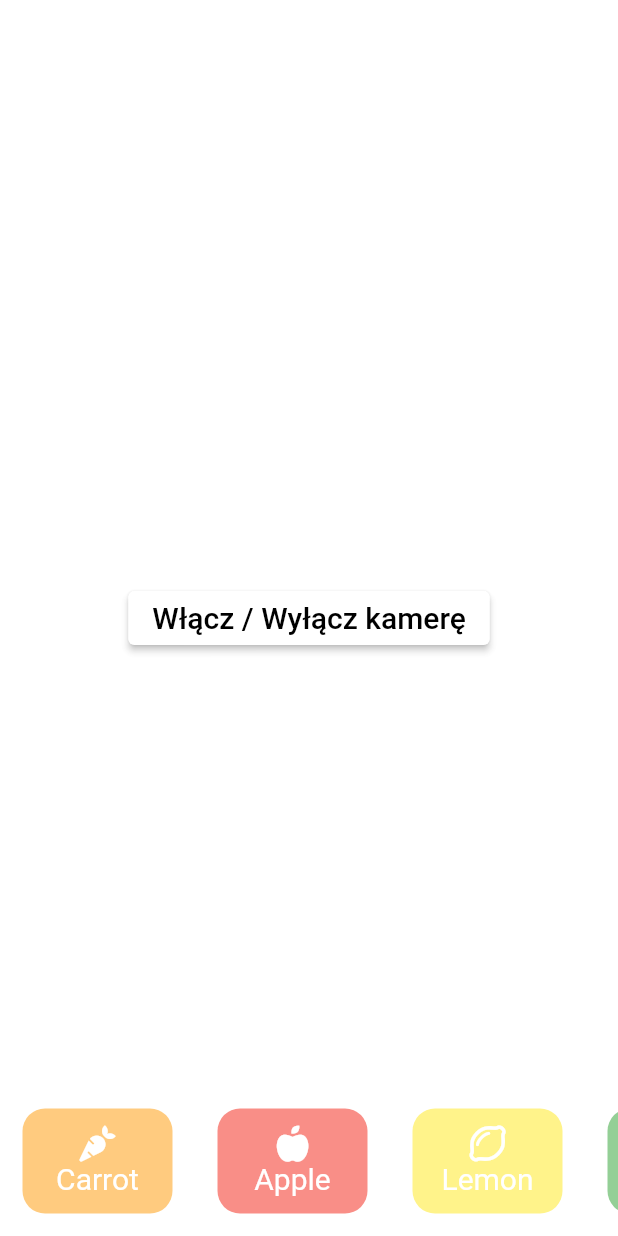
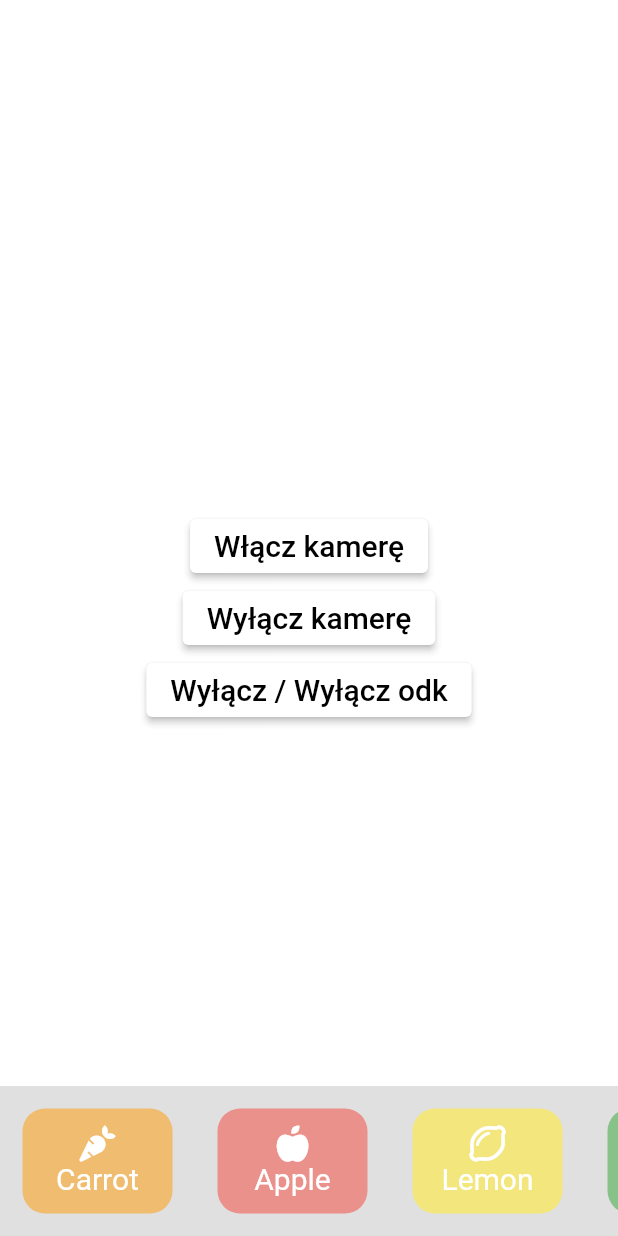
Before and after one commit to malak4822/Facei, a Flutter app: the CamPage screen opened directly, on a phone screen of 412 x 824 dp. Run offline on Flutter 3.47's test engine with Material 2 defaults, Android fonts, the phone set to English and light mode, and no system bars; our stand-ins replace font_awesome_flutter, google_fonts, permission_handler; missing offline and left inert: body_detection; Roboto replaces fonts that are missing (Overpass).

```diff
--- a/lib/cameragame.dart
+++ b/lib/cameragame.dart
@@ -194,13 +194,31 @@ class _CamPageState extends State<CamPage> {
             _cameraDetectionView,
             ElevatedButton(
                 style: ElevatedButton.styleFrom(primary: Colors.white),
-                onPressed: () {
+                onPressed: () async {
                   _startCameraStream();
-                  _toggleDetectPose();
+                },
+                child: Text(
+                  "Włącz kamerę",
+                  style:
+                      GoogleFonts.overpass(color: Colors.black, fontSize: 20.0),
+                )),
+            ElevatedButton(
+                style: ElevatedButton.styleFrom(primary: Colors.white),
+                onPressed: () async {
+                  _stopCameraStream();
+                },
+                child: Text(
+                  "Wyłącz kamerę",
+                  style:
+                      GoogleFonts.overpass(color: Colors.black, fontSize: 20.0),
+                )),
+            ElevatedButton(
+                style: ElevatedButton.styleFrom(primary: Colors.white),
+                onPressed: () async {
                   _toggleDetectBodyMask();
                 },
                 child: Text(
-                  "Włącz / Wyłącz kamerę",
+                  "Wyłącz / Wyłącz odk",
                   style:
                       GoogleFonts.overpass(color: Colors.black, fontSize: 20.0),
                 )),
@@ -208,7 +226,7 @@ class _CamPageState extends State<CamPage> {
           Align(
             alignment: Alignment.bottomCenter,
             child: Container(
-                color: Colors.white38,
+                color: Colors.black12,
                 height: 100.0,
                 child: ListView(
                   scrollDirection: Axis.horizontal,
@@ -249,7 +267,7 @@ class _CamPageState extends State<CamPage> {
                     Padding(
                       padding: const EdgeInsets.all(15),
                       child: Material(
-                        color: Colors.red.withOpacity(0.6),
+                        color: Colors.red.withOpacity(0.5),
                         borderRadius: BorderRadius.circular(15),
                         child: InkWell(
                           splashColor: Colors.red,
```
Also changed, not shown: lib/main.dart (+90 -35 lines).
